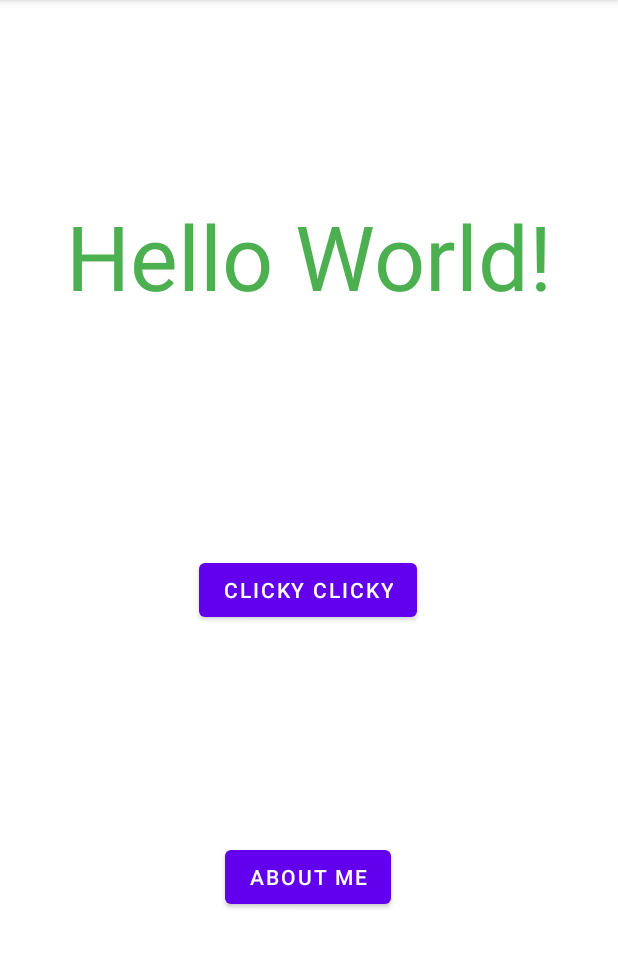
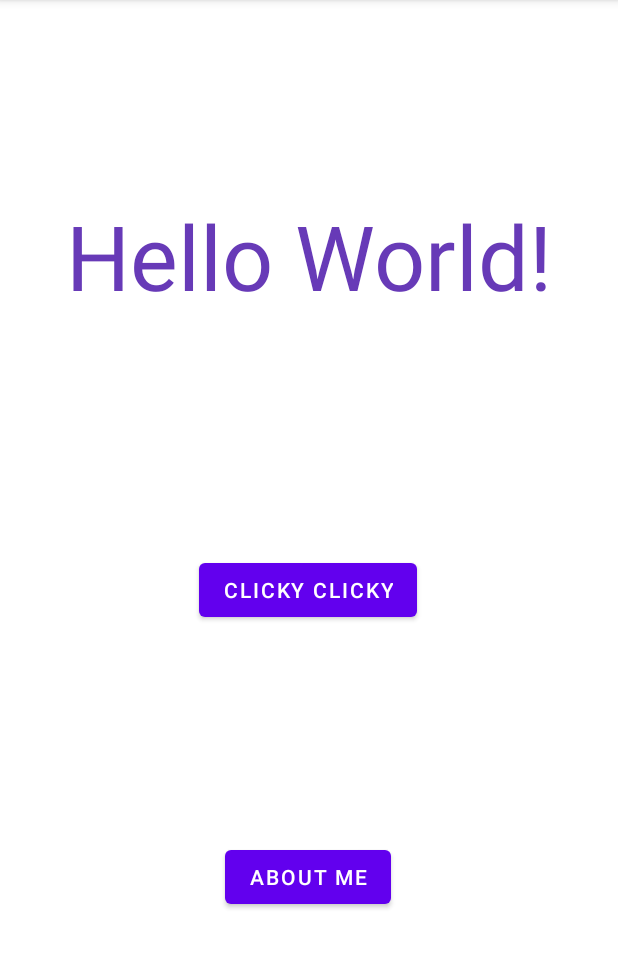
Before and after one commit to jovianebellegarde/NUMAD22Sp_JovianeBellegarde, an Android app: the screen it shows after launch (MainActivity), on a phone screen of 412 x 824 dp, the part 84-1052 px from its top. Run offline under Robolectric (Android 15) with nearby library versions, the phone set to English and light mode, and no system bars.

Commit message:
changed font color again

```diff
--- a/app/src/main/res/layout/activity_main.xml
+++ b/app/src/main/res/layout/activity_main.xml
@@ -12,7 +12,7 @@
         android:layout_height="wrap_content"
         android:text="Hello World!"
         android:textAllCaps="false"
-        android:textColor="#4CAF50"
+        android:textColor="#673AB7"
         android:textSize="60sp"
         app:layout_constraintBottom_toTopOf="@+id/button2"
         app:layout_constraintEnd_toEndOf="parent"
```
